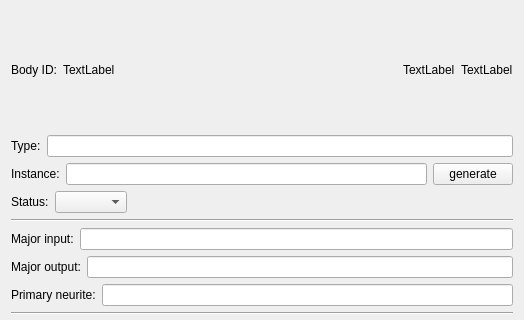
This is neurolabi/gui/flyem/dialogs/flyembodyannotationdialog.ui in janelia-flyem/NeuTu as Qt 5 draws it before an edit; both pictures show x 0 to 524 and y 0 to 320 of the 524 by 477 pixel window. The edited form follows.
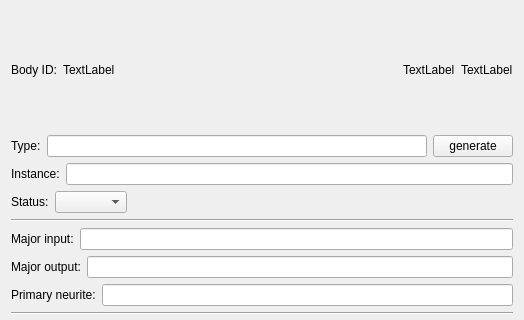
This is the edited form.

```diff
--- a/neurolabi/gui/flyem/dialogs/flyembodyannotationdialog.ui
+++ b/neurolabi/gui/flyem/dialogs/flyembodyannotationdialog.ui
@@ -73,6 +73,13 @@
        <item>
         <widget class="QLineEdit" name="typeLineEdit"/>
        </item>
+       <item>
+        <widget class="QPushButton" name="generatePushButton">
+         <property name="text">
+          <string>generate</string>
+         </property>
+        </widget>
+       </item>
       </layout>
      </item>
     </layout>
@@ -89,13 +96,6 @@
      <item>
       <widget class="QLineEdit" name="instanceLineEdit"/>
      </item>
-     <item>
-      <widget class="QPushButton" name="generatePushButton">
-       <property name="text">
-        <string>generate</string>
-       </property>
-      </widget>
-     </item>
     </layout>
    </item>
    <item>
```
